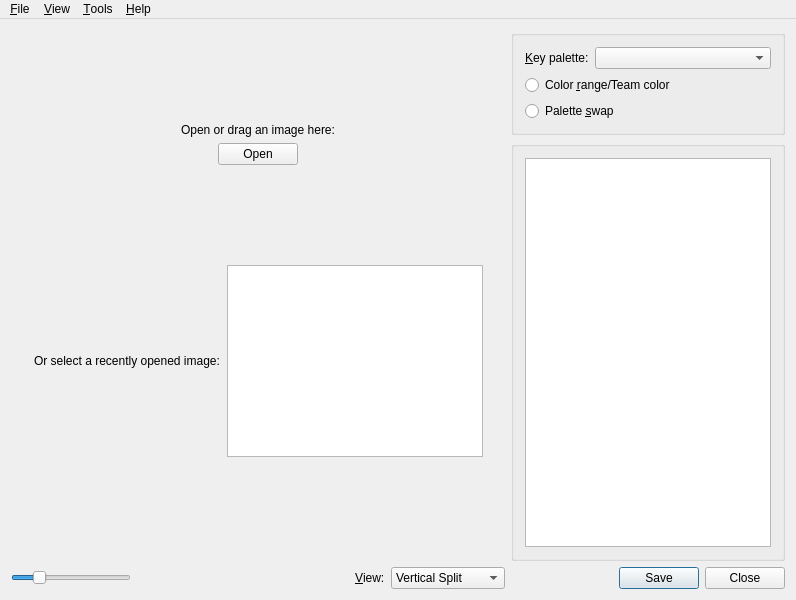
Before: the Qt Designer form src/mainwindow.ui in irydacea/wespal, drawn with Qt 5.
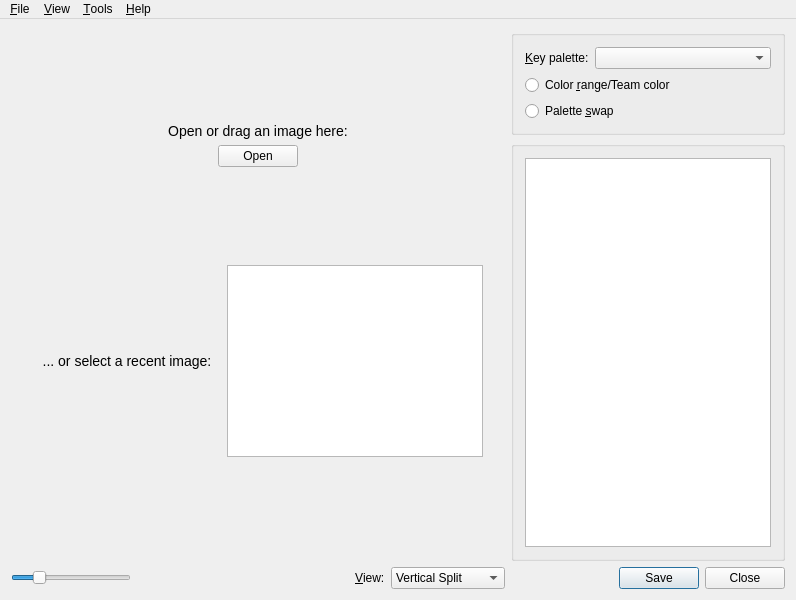
After: the same form once the commit is applied. The open tabs and pages were chosen to show the change. Icons and pictures are not drawn. Custom widgets are drawn as their Qt base class.

Commit message: main: More layout tweaks

Patch:
```diff
--- a/src/mainwindow.ui
+++ b/src/mainwindow.ui
@@ -18,8 +18,8 @@
   </property>
   <property name="minimumSize">
    <size>
-    <width>440</width>
-    <height>440</height>
+    <width>650</width>
+    <height>450</height>
    </size>
   </property>
   <property name="acceptDrops">
@@ -86,7 +86,7 @@
            <item>
             <widget class="QLabel" name="lblNoFile">
              <property name="text">
-              <string>Open or drag an image here:</string>
+              <string>&lt;big&gt;Open or drag an image here:&lt;/big&gt;</string>
              </property>
              <property name="alignment">
               <set>Qt::AlignCenter</set>
@@ -155,22 +155,9 @@
               <item>
                <layout class="QVBoxLayout" name="verticalLayout_2">
                 <item>
-                 <spacer name="verticalSpacer_4">
-                  <property name="orientation">
-                   <enum>Qt::Vertical</enum>
-                  </property>
-                  <property name="sizeHint" stdset="0">
-                   <size>
-                    <width>20</width>
-                    <height>40</height>
-                   </size>
-                  </property>
-                 </spacer>
-                </item>
-                <item>
-                 <widget class="QLabel" name="lblNoFile2">
+                 <widget class="QLabel" name="labelMruHint">
                   <property name="text">
-                   <string>Or select a recently opened image:</string>
+                   <string>&lt;big&gt;... or select a recent image:&lt;/big&gt;</string>
                   </property>
                   <property name="alignment">
                    <set>Qt::AlignCenter</set>
@@ -183,19 +170,6 @@
                   </property>
                  </widget>
                 </item>
-                <item>
-                 <spacer name="verticalSpacer_3">
-                  <property name="orientation">
-                   <enum>Qt::Vertical</enum>
-                  </property>
-                  <property name="sizeHint" stdset="0">
-                   <size>
-                    <width>20</width>
-                    <height>40</height>
-                   </size>
-                  </property>
-                 </spacer>
-                </item>
                </layout>
               </item>
               <item>
```
Left out of the diff: 11 changed lines with no effect on the pictures. The commit also changes 1 other file.
